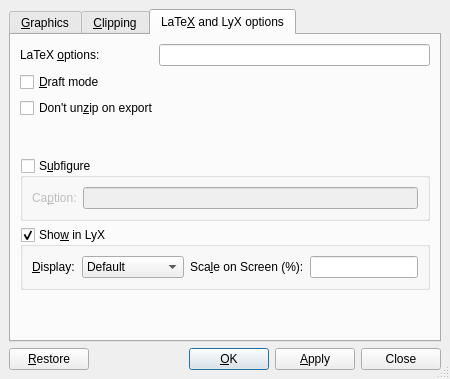
This is src/frontends/qt4/ui/GraphicsUi.ui in cburschka/lyx as Qt 5 draws it before an edit. The edited form follows.
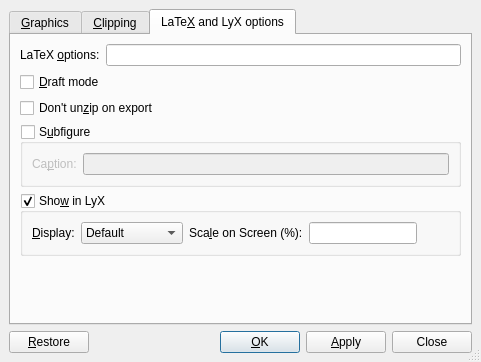
This is the edited form. The open tabs and pages were chosen to show the change. Custom widgets are drawn as their Qt base class.

```diff
--- a/src/frontends/qt4/ui/GraphicsUi.ui
+++ b/src/frontends/qt4/ui/GraphicsUi.ui
@@ -5,8 +5,8 @@
    <rect>
     <x>0</x>
     <y>0</y>
-    <width>450</width>
-    <height>379</height>
+    <width>481</width>
+    <height>354</height>
    </rect>
   </property>
   <property name="sizePolicy" >
@@ -474,98 +474,7 @@
        <property name="spacing" >
         <number>6</number>
        </property>
-       <item row="3" column="1" >
-        <spacer>
-         <property name="orientation" >
-          <enum>Qt::Vertical</enum>
-         </property>
-         <property name="sizeHint" >
-          <size>
-           <width>20</width>
-           <height>21</height>
-          </size>
-         </property>
-        </spacer>
-       </item>
-       <item row="6" column="2" >
-        <spacer>
-         <property name="orientation" >
-          <enum>Qt::Vertical</enum>
-         </property>
-         <property name="sizeHint" >
-          <size>
-           <width>20</width>
-           <height>41</height>
-          </size>
-         </property>
-        </spacer>
-       </item>
-       <item row="2" column="0" colspan="3" >
-        <widget class="QCheckBox" name="unzipCB" >
-         <property name="toolTip" >
-          <string>Don't uncompress image before exporting to LaTeX</string>
-         </property>
-         <property name="text" >
-          <string>Don't un&amp;zip on export</string>
-         </property>
-        </widget>
-       </item>
-       <item row="4" column="0" colspan="3" >
-        <widget class="QGroupBox" name="subfigure" >
-         <property name="focusPolicy" >
-          <enum>Qt::StrongFocus</enum>
-         </property>
-         <property name="title" >
-          <string>S&amp;ubfigure</string>
-         </property>
-         <property name="flat" >
-          <bool>false</bool>
-         </property>
-         <property name="checkable" >
-          <bool>true</bool>
-         </property>
-         <property name="checked" >
-          <bool>false</bool>
-         </property>
-         <layout class="QHBoxLayout" >
-          <property name="margin" >
-           <number>9</number>
-          </property>
-          <property name="spacing" >
-           <number>6</number>
-          </property>
-          <item>
-           <widget class="QLabel" name="CaptionLA" >
-            <property name="toolTip" >
-             <string>The caption for the sub-figure</string>
-            </property>
-            <property name="text" >
-             <string>Ca&amp;ption:</string>
-            </property>
-            <property name="buddy" >
-             <cstring>subcaption</cstring>
-            </property>
-           </widget>
-          </item>
-          <item>
-           <widget class="QLineEdit" name="subcaption" >
-            <property name="sizePolicy" >
-             <sizepolicy>
-              <hsizetype>3</hsizetype>
-              <vsizetype>0</vsizetype>
-              <horstretch>0</horstretch>
-              <verstretch>0</verstretch>
-             </sizepolicy>
-            </property>
-            <property name="toolTip" >
-             <string>The caption for the sub-figure</string>
-            </property>
-           </widget>
-          </item>
-         </layout>
-        </widget>
-       </item>
-       <item row="5" column="0" colspan="3" >
+       <item row="4" column="0" colspan="2" >
         <widget class="QGroupBox" name="displayGB" >
          <property name="focusPolicy" >
           <enum>Qt::StrongFocus</enum>
@@ -574,7 +483,7 @@
           <string>Sho&amp;w in LyX</string>
          </property>
          <property name="flat" >
-          <bool>false</bool>
+          <bool>true</bool>
          </property>
          <property name="checkable" >
           <bool>true</bool>
@@ -586,6 +495,19 @@
           <property name="spacing" >
            <number>6</number>
           </property>
+          <item row="0" column="4" >
+           <spacer>
+            <property name="orientation" >
+             <enum>Qt::Horizontal</enum>
+            </property>
+            <property name="sizeHint" >
+             <size>
+              <width>40</width>
+              <height>20</height>
+             </size>
+            </property>
+           </spacer>
+          </item>
           <item row="0" column="3" >
            <widget class="QLineEdit" name="displayscale" >
             <property name="enabled" >
@@ -660,7 +582,30 @@
          </layout>
         </widget>
        </item>
-       <item row="0" column="1" colspan="2" >
+       <item row="5" column="1" >
+        <spacer>
+         <property name="orientation" >
+          <enum>Qt::Vertical</enum>
+         </property>
+         <property name="sizeHint" >
+          <size>
+           <width>20</width>
+           <height>41</height>
+          </size>
+         </property>
+        </spacer>
+       </item>
+       <item row="2" column="0" colspan="2" >
+        <widget class="QCheckBox" name="unzipCB" >
+         <property name="toolTip" >
+          <string>Don't uncompress image before exporting to LaTeX</string>
+         </property>
+         <property name="text" >
+          <string>Don't un&amp;zip on export</string>
+         </property>
+        </widget>
+       </item>
+       <item row="0" column="1" >
         <widget class="QLineEdit" name="latexoptions" >
          <property name="sizePolicy" >
           <sizepolicy>
@@ -688,7 +633,7 @@
          </property>
         </widget>
        </item>
-       <item row="1" column="0" colspan="3" >
+       <item row="1" column="0" colspan="2" >
         <widget class="QCheckBox" name="draftCB" >
          <property name="toolTip" >
           <string>Draft mode</string>
@@ -698,6 +643,61 @@
          </property>
         </widget>
        </item>
+       <item row="3" column="0" colspan="2" >
+        <widget class="QGroupBox" name="subfigure" >
+         <property name="focusPolicy" >
+          <enum>Qt::StrongFocus</enum>
+         </property>
+         <property name="title" >
+          <string>S&amp;ubfigure</string>
+         </property>
+         <property name="flat" >
+          <bool>true</bool>
+         </property>
+         <property name="checkable" >
+          <bool>true</bool>
+         </property>
+         <property name="checked" >
+          <bool>false</bool>
+         </property>
+         <layout class="QHBoxLayout" >
+          <property name="margin" >
+           <number>9</number>
+          </property>
+          <property name="spacing" >
+           <number>6</number>
+          </property>
+          <item>
+           <widget class="QLabel" name="CaptionLA" >
+            <property name="toolTip" >
+             <string>The caption for the sub-figure</string>
+            </property>
+            <property name="text" >
+             <string>Ca&amp;ption:</string>
+            </property>
+            <property name="buddy" >
+             <cstring>subcaption</cstring>
+            </property>
+           </widget>
+          </item>
+          <item>
+           <widget class="QLineEdit" name="subcaption" >
+            <property name="sizePolicy" >
+             <sizepolicy>
+              <hsizetype>3</hsizetype>
+              <vsizetype>0</vsizetype>
+              <horstretch>0</horstretch>
+              <verstretch>0</verstretch>
+             </sizepolicy>
+            </property>
+            <property name="toolTip" >
+             <string>The caption for the sub-figure</string>
+            </property>
+           </widget>
+          </item>
+         </layout>
+        </widget>
+       </item>
       </layout>
      </widget>
     </widget>
```
Left out of the diff: 60 changed lines with no effect on the pictures.
